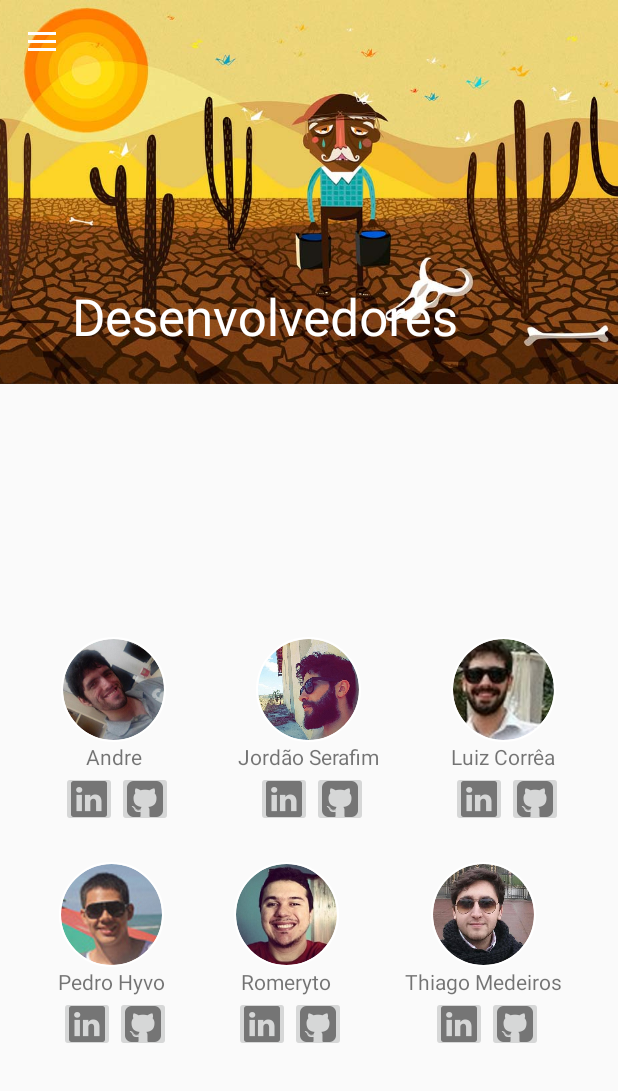
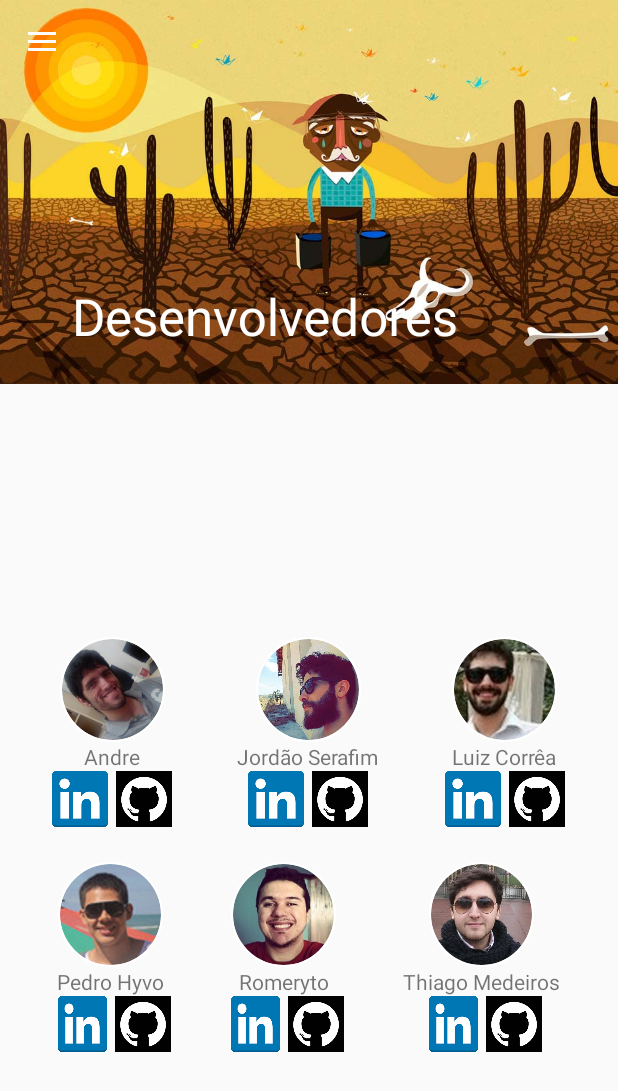
Before and after one commit to umbucaja/moringa-android, an Android app: the screen it shows after launch (MoringaActivity), in the side drawer, after a tap on "Desenvolvedores", on a phone screen of 412 x 824 dp. Shown: the top 1091 px of the screen. Run offline under Robolectric (Android 15) with nearby library versions, the phone set to English and light mode, and no system bars; our stand-ins replace CircleImageView; pictures from the network do not load; 2 statements that could not run were skipped.

Commit message:
mudancas na tela de desenvolvedores e barra de status collapsing toolbar color

```diff
--- a/app/src/main/java/umbucaja/moringa/MoringaActivity.java
+++ b/app/src/main/java/umbucaja/moringa/MoringaActivity.java
@@ -60,6 +60,8 @@ public class MoringaActivity extends AppCompatActivity
 
             getWindow().setNavigationBarColor(ImageColor.getDominantColor(icon));
             //getWindow().setStatusBarColor(ImageColor.getDominantColor(icon));
+            collapsingToolbar.setStatusBarScrimColor(ImageColor.getDominantColor(icon));
+            collapsingToolbar.setContentScrimColor(ImageColor.getDominantColor(icon));
         }
         //getSupportActionBar().setBackgroundDrawable(colorDrawable);
        // android.support.v7.app.ActionBar actionBar = getSupportActionBar();
--- a/app/src/main/res/layout/add_watersource_list.xml
+++ b/app/src/main/res/layout/add_watersource_list.xml
@@ -23,7 +23,7 @@
                 android:layout_height="36dp"
                 android:id="@+id/imageButtonDeleteField"
                 android:background="@android:color/transparent"
-                android:src="@drawable/ic_github"
+                android:src="@drawable/github"
                 android:scaleType="fitCenter"
                 android:gravity="center_vertical"
                 android:adjustViewBounds="true"
--- a/app/src/main/res/layout/fragment_desenvolvedores.xml
+++ b/app/src/main/res/layout/fragment_desenvolvedores.xml
@@ -43,22 +43,31 @@
             <ImageButton
                 android:layout_width="37dp"
                 android:layout_height="37dp"
-                android:src="@drawable/ic_linkedin"
+                android:background="@drawable/linkedin"
                 android:id="@+id/ib_linkedin_andre"
                 android:onClick="openNavigation"
                 android:tag="andre"
                 android:layout_below="@+id/textView1"
-                android:layout_alignLeft="@+id/view"
-                android:layout_alignStart="@+id/view" />
+                android:layout_toLeftOf="@+id/space"
+                android:layout_toStartOf="@+id/space" />
             <ImageButton
                 android:layout_width="37dp"
                 android:layout_height="37dp"
-                android:src="@drawable/ic_github"
+                android:background="@drawable/github"
                 android:onClick="openNavigation"
                 android:tag="https://github.com/Netherdan"
+                android:id="@+id/imageButton2"
                 android:layout_below="@+id/textView1"
-                android:layout_toRightOf="@+id/ib_linkedin_andre"
-                android:layout_toEndOf="@+id/ib_linkedin_andre" />
+                android:layout_toRightOf="@+id/space"
+                android:layout_toEndOf="@+id/space" />
+
+            <Space
+                android:layout_width="5dp"
+                android:layout_height="20px"
+                android:layout_below="@+id/textView1"
+                android:layout_centerHorizontal="true"
+                android:layout_alignBottom="@+id/ib_linkedin_andre"
+                android:id="@+id/space" />
         </RelativeLayout>
 
 
@@ -89,23 +98,31 @@
             <ImageButton
                 android:layout_width="37dp"
                 android:layout_height="37dp"
-                android:src="@drawable/ic_linkedin"
+                android:background="@drawable/linkedin"
                 android:id="@+id/ib_linkedin_jordao"
                 android:onClick="openNavigation"
                 android:tag="https://br.linkedin.com/in/jordao-serafim-48516723"
                 android:layout_below="@+id/textView2"
-                android:layout_alignLeft="@+id/view2"
-                android:layout_alignStart="@+id/view2" />
+                android:layout_toLeftOf="@+id/space2"
+                android:layout_toStartOf="@+id/space2" />
             <ImageButton
                 android:layout_width="37dp"
                 android:layout_height="37dp"
-                android:src="@drawable/ic_github"
+                android:background="@drawable/github"
                 android:onClick="openNavigation"
                 android:tag="https://github.com/jordaoesa"
                 android:id="@+id/imageButton"
                 android:layout_below="@+id/textView2"
-                android:layout_toRightOf="@+id/ib_linkedin_jordao"
-                android:layout_toEndOf="@+id/ib_linkedin_jordao" />
+                android:layout_toRightOf="@+id/space2"
+                android:layout_toEndOf="@+id/space2" />
+
+            <Space
+                android:layout_width="5dp"
+                android:layout_height="20px"
+                android:id="@+id/space2"
+                android:layout_below="@+id/textView2"
+                android:layout_centerHorizontal="true"
+                android:layout_alignBottom="@+id/ib_linkedin_jordao" />
         </RelativeLayout>
 
         <RelativeLayout
@@ -135,22 +152,30 @@
             <ImageButton
                 android:layout_width="37dp"
                 android:layout_height="37dp"
-                android:src="@drawable/ic_linkedin"
+                android:background="@drawable/linkedin"
                 android:id="@+id/ib_linkedin_luiz"
                 android:onClick="openNavigation"
                 android:tag="https://www.linkedin.com/in/luizantonioccf"
                 android:layout_below="@+id/textView3"
-                android:layout_alignLeft="@+id/view3"
-                android:layout_alignStart="@+id/view3" />
+                android:layout_toLeftOf="@+id/space3"
+                android:layout_toStartOf="@+id/space3" />
             <ImageButton
                 android:layout_width="37dp"
                 android:layout_height="37dp"
-                android:src="@drawable/ic_github"
+                android:background="@drawable/github"
                 android:onClick="openNavigation"
                 android:tag="https://github.com/laccf"
                 android:layout_below="@+id/textView3"
-                android:layout_toRightOf="@+id/ib_linkedin_luiz"
-                android:layout_toEndOf="@+id/ib_linkedin_luiz" />
+                android:layout_toRightOf="@+id/space3"
+                android:layout_toEndOf="@+id/space3" />
+
+            <Space
+                android:layout_width="5dp"
+                android:layout_height="20px"
+                android:id="@+id/space3"
+                android:layout_alignBottom="@+id/ib_linkedin_luiz"
+                android:layout_centerHorizontal="true"
+                android:layout_below="@+id/textView3" />
         </RelativeLayout>
 
     </LinearLayout>
@@ -193,22 +218,34 @@
             <ImageButton
                 android:layout_width="37dp"
                 android:layout_height="37dp"
-                android:src="@drawable/ic_linkedin"
+                android:background="@drawable/linkedin"
                 android:id="@+id/ib_linkedin_pedro"
                 android:onClick="openNavigation"
                 android:tag="https://br.linkedin.com/in/pedrohyvo/en"
                 android:layout_below="@+id/textView4"
                 android:layout_alignLeft="@+id/view4"
-                android:layout_alignStart="@+id/view4" />
+                android:layout_alignStart="@+id/view4"
+                android:layout_toLeftOf="@+id/space4"
+                android:layout_toStartOf="@+id/space4"/>
             <ImageButton
                 android:layout_width="37dp"
                 android:layout_height="37dp"
-                android:src="@drawable/ic_github"
+                android:background="@drawable/github"
                 android:onClick="openNavigation"
                 android:tag="https://github.com/pedrohyvo"
+                android:id="@+id/imageButton3"
                 android:layout_below="@+id/textView4"
-                android:layout_toRightOf="@+id/ib_linkedin_pedro"
-                android:layout_toEndOf="@+id/ib_linkedin_pedro" />
+                android:layout_toRightOf="@+id/space4"
+                android:layout_toEndOf="@+id/space4"/>
+
+            <Space
+                android:layout_width="5dp"
+                android:layout_height="20px"
+                android:id="@+id/space4"
+                android:layout_alignBottom="@+id/ib_linkedin_pedro"
+                android:layout_centerHorizontal="true"
+                android:layout_below="@+id/textView4" />
+
         </RelativeLayout>
 
 
@@ -239,22 +276,32 @@
             <ImageButton
                 android:layout_width="37dp"
                 android:layout_height="37dp"
-                android:src="@drawable/ic_linkedin"
+                android:background="@drawable/linkedin"
                 android:id="@+id/ib_linkedin_romeryto"
                 android:onClick="openNavigation"
                 android:tag="https://www.linkedin.com/in/romeryto"
                 android:layout_below="@+id/textView5"
                 android:layout_alignLeft="@+id/view5"
-                android:layout_alignStart="@+id/view5" />
+                android:layout_alignStart="@+id/view5"
+                android:layout_toLeftOf="@+id/space5"
+                android:layout_toStartOf="@+id/space5"/>
             <ImageButton
                 android:layout_width="37dp"
                 android:layout_height="37dp"
-                android:src="@drawable/ic_github"
+                android:background="@drawable/github"
                 android:onClick="openNavigation"
                 android:tag="https://github.com/romeryto"
                 android:layout_below="@+id/textView5"
-                android:layout_toRightOf="@+id/ib_linkedin_romeryto"
-                android:layout_toEndOf="@+id/ib_linkedin_romeryto" />
+                android:layout_toRightOf="@+id/space5"
+                android:layout_toEndOf="@+id/space5" />
+
+            <Space
+                android:layout_width="5dp"
+                android:layout_height="20px"
+                android:id="@+id/space5"
+                android:layout_alignBottom="@+id/ib_linkedin_romeryto"
+                android:layout_centerHorizontal="true"
+                android:layout_below="@+id/textView5" />
         </RelativeLayout>
 
         <RelativeLayout
@@ -284,22 +331,32 @@
             <ImageButton
                 android:layout_width="37dp"
                 android:layout_height="37dp"
-                android:src="@drawable/ic_linkedin"
+                android:background="@drawable/linkedin"
                 android:id="@+id/ib_linkedin_thiago"
                 android:onClick="openNavigation"
                 android:tag="https://br.linkedin.com/in/thiago-almeida-144430a7"
                 android:layout_below="@+id/textView6"
                 android:layout_alignLeft="@+id/view6"
-                android:layout_alignStart="@+id/view6" />
+                android:layout_alignStart="@+id/view6"
+                android:layout_toLeftOf="@+id/space6"
+                android:layout_toStartOf="@+id/space6"/>
             <ImageButton
                 android:layout_width="37dp"
                 android:layout_height="37dp"
-                android:src="@drawable/ic_github"
+                android:background="@drawable/github"
                 android:onClick="openNavigation"
                 android:tag="https://github.com/thiagoalmedeiros"
                 android:layout_below="@+id/textView6"
-                android:layout_toRightOf="@+id/ib_linkedin_thiago"
-                android:layout_toEndOf="@+id/ib_linkedin_thiago" />
+                android:layout_toRightOf="@+id/space6"
+                android:layout_toEndOf="@+id/space6" />
+
+            <Space
+                android:layout_width="5dp"
+                android:layout_height="20px"
+                android:id="@+id/space6"
+                android:layout_alignBottom="@+id/ib_linkedin_thiago"
+                android:layout_centerHorizontal="true"
+                android:layout_below="@+id/textView6" />
         </RelativeLayout>
 
     </LinearLayout>
```
Also changed, not shown: app/src/main/res/drawable-hdpi/ic_github.png (deleted), app/src/main/res/drawable-hdpi/ic_linkedin.png (deleted), app/src/main/res/drawable-mdpi/ic_github.png (deleted), app/src/main/res/drawable-mdpi/ic_linkedin.png (deleted), app/src/main/res/drawable-xhdpi/ic_github.png (deleted), app/src/main/res/drawable-xhdpi/ic_linkedin.png (deleted), app/src/main/res/drawable-xxhdpi/ic_github.png (deleted), app/src/main/res/drawable-xxhdpi/ic_linkedin.png (deleted), app/src/main/res/drawable/github.png (added), app/src/main/res/drawable/linkedin.png (added).
